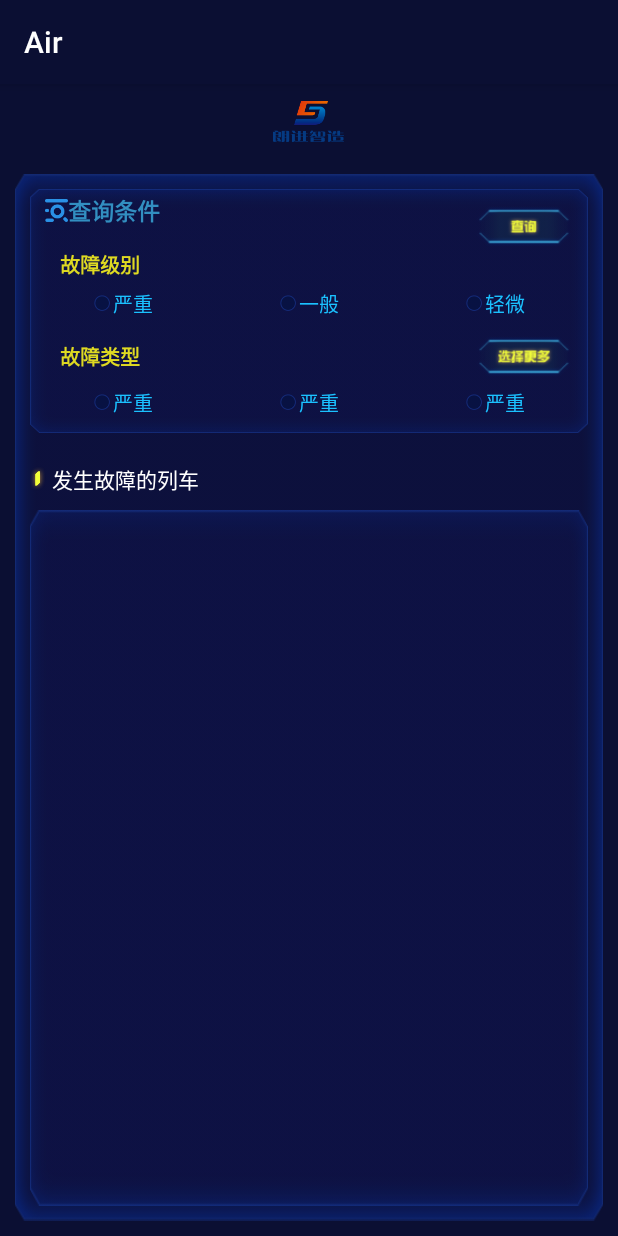
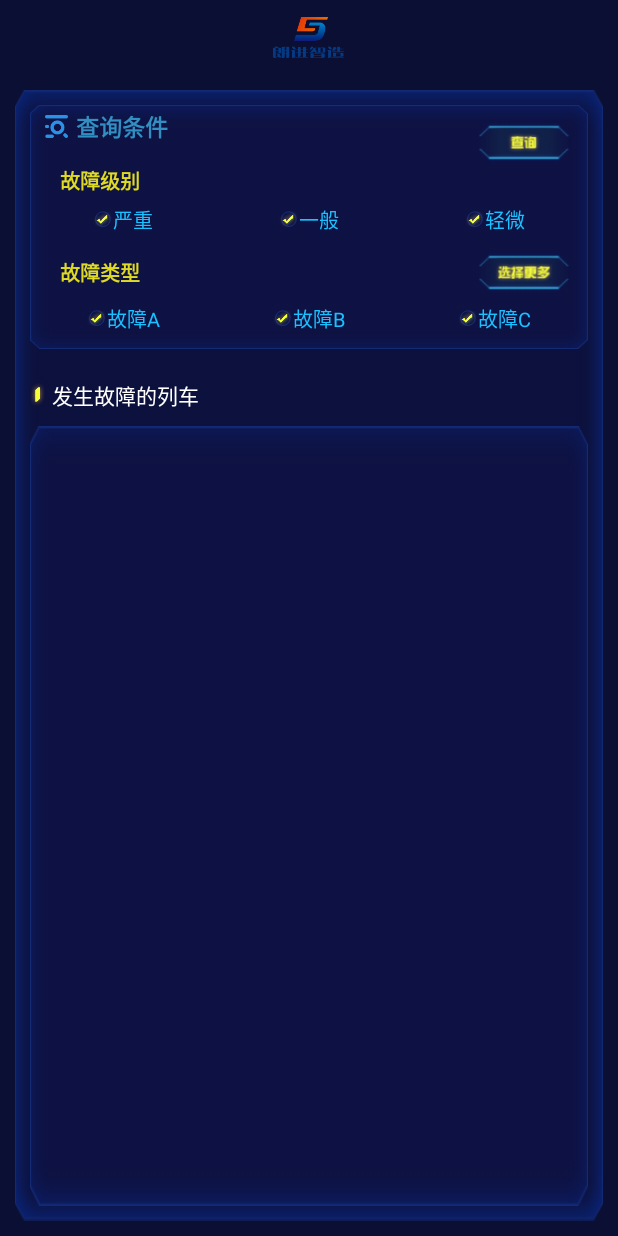
Before and after one commit to xinglong95/Air, an Android app: the fragment GuZhangFragment shown on its own in the app's theme, on a phone screen of 412 x 824 dp. Run offline under Robolectric (Android 15) with nearby library versions, the phone set to English and light mode, and no system bars.

Commit message:
家用第一次提交

```diff
--- a/app/src/main/res/layout/fragment_guzhang.xml
+++ b/app/src/main/res/layout/fragment_guzhang.xml
@@ -42,7 +42,8 @@
                     android:layout_weight="1"
                     android:drawableLeft="@drawable/icon_guzhang_cxtj"
                     android:text="查询条件"
-                    android:textColor="#328FC1"
+                    android:textColor="@color/biaotilan"
+                    android:drawablePadding="5dp"
                     android:textSize="15sp"
                     android:textStyle="bold" />
 
@@ -81,8 +82,10 @@
                         android:layout_centerInParent="true"
                         android:button="@drawable/checkbox_kongzhi"
                         android:text="严重"
-                        android:textColor="#1BC1FF"
-                        android:textSize="13sp" />
+                        android:textColor="@color/xuanzelan"
+                        android:textSize="13sp"
+                        android:checked="true"
+                        />
                 </RelativeLayout>
 
                 <RelativeLayout
@@ -96,8 +99,10 @@
                         android:layout_centerInParent="true"
                         android:button="@drawable/checkbox_kongzhi"
                         android:text="一般"
-                        android:textColor="#1BC1FF"
-                        android:textSize="13sp" />
+                        android:textColor="@color/xuanzelan"
+                        android:textSize="13sp"
+                        android:checked="true"
+                        />
                 </RelativeLayout>
 
                 <RelativeLayout
@@ -111,8 +116,10 @@
                         android:layout_centerInParent="true"
                         android:button="@drawable/checkbox_kongzhi"
                         android:text="轻微"
-                        android:textColor="#1BC1FF"
-                        android:textSize="13sp" />
+                        android:textColor="@color/xuanzelan"
+                        android:textSize="13sp"
+                        android:checked="true"
+                        />
                 </RelativeLayout>
             </LinearLayout>
 
@@ -160,9 +167,11 @@
                         android:layout_height="wrap_content"
                         android:layout_centerInParent="true"
                         android:button="@drawable/checkbox_kongzhi"
-                        android:text="严重"
-                        android:textColor="#1BC1FF"
-                        android:textSize="13sp" />
+                        android:text="故障A"
+                        android:textColor="@color/xuanzelan"
+                        android:textSize="13sp"
+                        android:checked="true"
+                        />
                 </RelativeLayout>
 
                 <RelativeLayout
@@ -175,9 +184,11 @@
                         android:layout_height="wrap_content"
                         android:layout_centerInParent="true"
                         android:button="@drawable/checkbox_kongzhi"
-                        android:text="严重"
-                        android:textColor="#1BC1FF"
-                        android:textSize="13sp" />
+                        android:text="故障B"
+                        android:textColor="@color/xuanzelan"
+                        android:textSize="13sp"
+                        android:checked="true"
+                        />
                 </RelativeLayout>
 
                 <RelativeLayout
@@ -190,9 +201,11 @@
                         android:layout_height="wrap_content"
                         android:layout_centerInParent="true"
                         android:button="@drawable/checkbox_kongzhi"
-                        android:text="严重"
-                        android:textColor="#1BC1FF"
-                        android:textSize="13sp" />
+                        android:text="故障C"
+                        android:textColor="@color/xuanzelan"
+                        android:textSize="13sp"
+                        android:checked="true"
+                        />
                 </RelativeLayout>
             </LinearLayout>
         </LinearLayout>
@@ -213,7 +226,27 @@
             android:layout_margin="10dp"
             android:layout_weight="1"
             android:background="@drawable/kuang_guzhang_lc">
-
+            <LinearLayout
+                android:layout_width="match_parent"
+                android:layout_height="wrap_content"
+                android:orientation="horizontal"
+                >
+                <TextView
+                    android:layout_weight="1"
+                    android:layout_width="0dp"
+                    android:layout_height="wrap_content"
+                    android:textSize="13sp"
+                    android:textColor="@color/liebiaolan"
+                    />
+                <TextView
+                    android:layout_weight="1"
+                    android:layout_width="0dp"
+                    android:layout_height="wrap_content" />
+                <TextView
+                    android:layout_weight="1"
+                    android:layout_width="0dp"
+                    android:layout_height="wrap_content" />
+            </LinearLayout>
             <ListView
                 android:id="@+id/lv_guzhangliebiao"
                 android:layout_width="match_parent"
--- a/app/src/main/res/layout/item_shishishuju.xml
+++ b/app/src/main/res/layout/item_shishishuju.xml
@@ -32,7 +32,7 @@
                 android:drawablePadding="5dp"
                 android:layout_weight="1"
                 android:gravity="center_vertical"
-                android:textColor="#328FC1"
+                android:textColor="@color/biaotilan"
                 android:textSize="12sp"
                 />
         </LinearLayout>
@@ -58,7 +58,7 @@
                 android:drawablePadding="5dp"
                 android:layout_weight="1"
                 android:gravity="center_vertical"
-                android:textColor="#328FC1"
+                android:textColor="@color/biaotilan"
                 android:textSize="12sp"
                 />
         </LinearLayout>
@@ -91,7 +91,7 @@
                 android:drawablePadding="5dp"
                 android:layout_weight="1"
                 android:gravity="center_vertical"
-                android:textColor="#328FC1"
+                android:textColor="@color/biaotilan"
                 android:textSize="12sp"
                 />
         </LinearLayout>
@@ -117,7 +117,7 @@
                 android:drawablePadding="5dp"
                 android:layout_weight="1"
                 android:gravity="center_vertical"
-                android:textColor="#328FC1"
+                android:textColor="@color/biaotilan"
                 android:textSize="12sp"
                 />
         </LinearLayout>
@@ -150,7 +150,7 @@
                 android:drawablePadding="5dp"
                 android:layout_weight="1"
                 android:gravity="center_vertical"
-                android:textColor="#328FC1"
+                android:textColor="@color/biaotilan"
                 android:textSize="12sp"
                 />
         </LinearLayout>
@@ -176,7 +176,7 @@
                 android:drawablePadding="5dp"
                 android:layout_weight="1"
                 android:gravity="center_vertical"
-                android:textColor="#328FC1"
+                android:textColor="@color/biaotilan"
                 android:textSize="12sp"
                 />
         </LinearLayout>
@@ -209,7 +209,7 @@
                 android:drawablePadding="5dp"
                 android:layout_weight="1"
                 android:gravity="center_vertical"
-                android:textColor="#328FC1"
+                android:textColor="@color/biaotilan"
                 android:textSize="12sp"
                 />
         </LinearLayout>
@@ -235,7 +235,7 @@
                 android:drawablePadding="5dp"
                 android:layout_weight="1"
                 android:gravity="center_vertical"
-                android:textColor="#328FC1"
+                android:textColor="@color/biaotilan"
                 android:textSize="12sp"
                 />
         </LinearLayout>
--- a/app/src/main/res/values/colors.xml
+++ b/app/src/main/res/values/colors.xml
@@ -5,4 +5,7 @@
     <color name="colorAccent">#0B0F33</color>
     <color name="progressyellow">#E5D739</color>
     <color name="progresslan_bg">#0F1552</color>
+    <color name="liebiaolan">#2A91E6</color>
+    <color name="xuanzelan">#1BC1FF</color>
+    <color name="biaotilan">#328FC1</color>
 </resources>
--- a/app/src/main/res/values/styles.xml
+++ b/app/src/main/res/values/styles.xml
@@ -1,7 +1,7 @@
 <resources>
 
     <!-- Base application theme. -->
-    <style name="AppTheme" parent="Theme.AppCompat.Light.DarkActionBar">
+    <style name="AppTheme" parent="Theme.AppCompat.Light.NoActionBar">
         <!-- Customize your theme here. -->
         <item name="colorPrimary">@color/colorPrimary</item>
         <item name="colorPrimaryDark">@color/colorPrimaryDark</item>
```
Also changed, not shown: app/src/main/res/drawable-hdpi/icon_fanhui.png (added), app/src/main/res/drawable-xhdpi/icon_fanhui.png (added), app/src/main/res/drawable-xxhdpi/icon_fanhui.png (added), gradle/wrapper/gradle-wrapper.properties.
